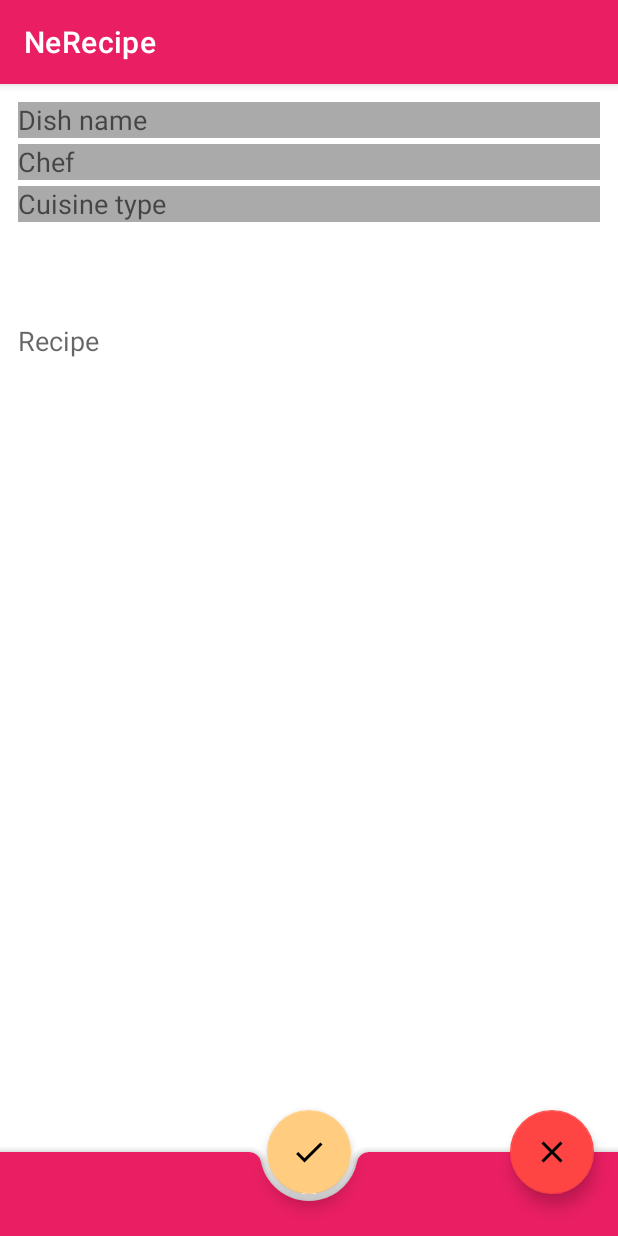
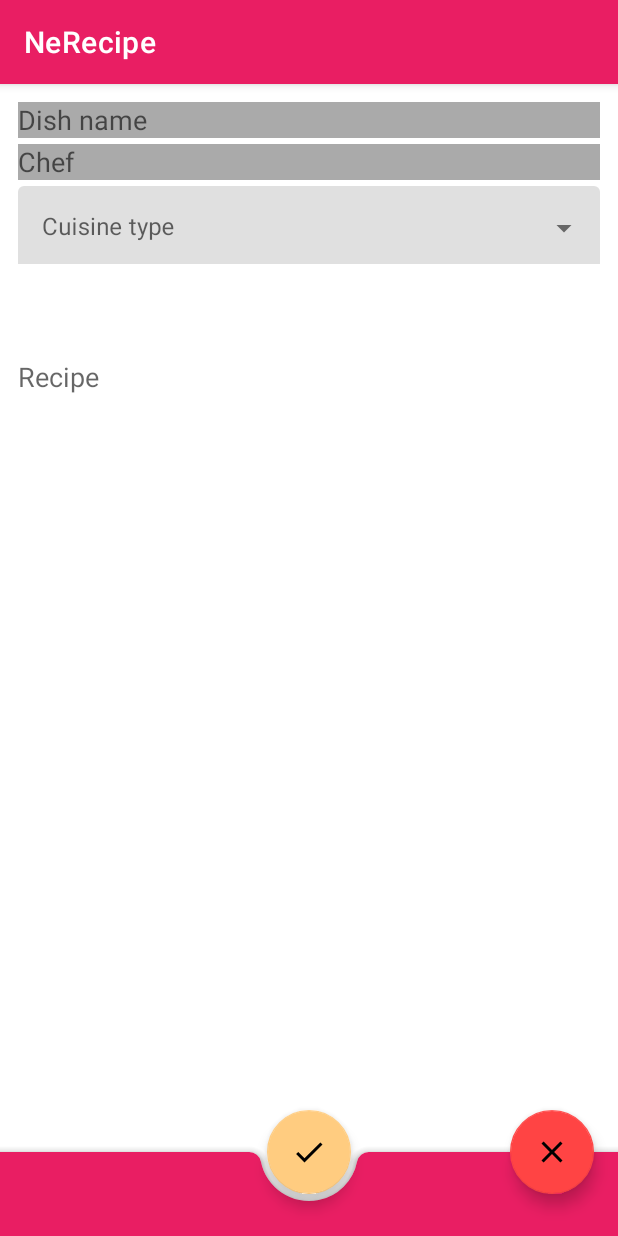
Before and after one commit to smoskovtsev/NeRecipe, an Android app: the fragment RecipeDescriptionFragment shown on its own in the app's theme, on a phone screen of 412 x 824 dp. Run offline under Robolectric (Android 15) with nearby library versions, the phone set to English and light mode, and no system bars; 2 statements that could not run were skipped.

Commit message:
Cuisine dropdown menu added

```diff
--- a/app/src/main/java/ru/netology/nerecipe/ui/RecipeDescriptionFragment.kt
+++ b/app/src/main/java/ru/netology/nerecipe/ui/RecipeDescriptionFragment.kt
@@ -3,11 +3,15 @@ package ru.netology.nerecipe.ui
 import android.os.Bundle
 import android.view.LayoutInflater
 import android.view.ViewGroup
+import android.widget.ArrayAdapter
+import android.widget.AutoCompleteTextView
+import androidx.core.view.get
 import androidx.fragment.app.Fragment
 import androidx.fragment.app.setFragmentResult
 import androidx.fragment.app.viewModels
 import androidx.navigation.fragment.findNavController
 import androidx.navigation.fragment.navArgs
+import ru.netology.nerecipe.R
 import ru.netology.nerecipe.databinding.RecipeDescriptionFragmentBinding
 import ru.netology.nerecipe.viewModel.RecipeViewModel
 
@@ -20,6 +24,8 @@ class RecipeDescriptionFragment : Fragment() {
         args.initialRecipe
     }
 
+
+
     override fun onCreateView(
         inflater: LayoutInflater,
         container: ViewGroup?,
@@ -27,12 +33,16 @@ class RecipeDescriptionFragment : Fragment() {
     ) = RecipeDescriptionFragmentBinding.inflate(layoutInflater, container, false).also { binding ->
         binding.editName.setText(initialRecipe?.name)
         binding.editAuthor.setText(initialRecipe?.author)
-        binding.editCategory.setText(initialRecipe?.category)
+        binding.editCategory.editText?.setText(initialRecipe?.category)
         binding.editDescription.setText(initialRecipe?.description)
         binding.editDescription.requestFocus()
         binding.ok.setOnClickListener {
             onOkButtonClicked(binding)
         }
+
+        val items = resources.getStringArray(R.array.cuisine_types)
+        val adapter = ArrayAdapter(requireContext(), R.layout.category_list_item, items)
+        (binding.editCategory.editText as? AutoCompleteTextView)?.setAdapter(adapter)
 
         binding.cancelButton.setOnClickListener {
             findNavController().popBackStack()
@@ -42,7 +52,7 @@ class RecipeDescriptionFragment : Fragment() {
     private fun onOkButtonClicked(binding: RecipeDescriptionFragmentBinding) {
         val textName = binding.editName.text
         val textAuthor = binding.editAuthor.text
-        val textCategory = binding.editCategory.text
+        val textCategory = binding.editCategory.editText?.text
         val textDescription = binding.editDescription.text
         if (!textName.isNullOrBlank() && !textDescription.isNullOrBlank() ) {
             val resultBundle = Bundle(1)
--- /dev/null
+++ b/app/src/main/res/layout/category_list_item.xml
@@ -0,0 +1,9 @@
+<TextView
+    xmlns:android="http://schemas.android.com/apk/res/android"
+    android:layout_width="match_parent"
+    android:layout_height="wrap_content"
+    android:padding="16dp"
+    android:ellipsize="end"
+    android:maxLines="1"
+    android:textAppearance="?attr/textAppearanceSubtitle1"
+    />
--- a/app/src/main/res/layout/recipe_description_fragment.xml
+++ b/app/src/main/res/layout/recipe_description_fragment.xml
@@ -29,16 +29,22 @@
         android:layout_marginTop="28dp"
         />
 
-    <EditText
+    <com.google.android.material.textfield.TextInputLayout
         android:id="@+id/editCategory"
-        android:background="@android:color/darker_gray"
+        style="@style/Widget.MaterialComponents.TextInputLayout.FilledBox.ExposedDropdownMenu"
+        android:layout_width="match_parent"
+        android:layout_height="wrap_content"
         android:layout_marginStart="@dimen/reduced_spacing"
         android:layout_marginEnd="@dimen/reduced_spacing"
-        android:hint="@string/edit_cuisine_type"
+        android:layout_marginTop="56dp"
+        android:hint="@string/edit_cuisine_type">
+
+    <AutoCompleteTextView
         android:layout_width="match_parent"
-        android:layout_height="24dp"
-        android:layout_marginTop="56dp"
+        android:layout_height="wrap_content"
+        android:inputType="none"
         />
+    </com.google.android.material.textfield.TextInputLayout>
 
     <EditText
         android:id="@+id/editDescription"
@@ -51,7 +57,7 @@
         android:layout_height="150dp"
         android:nestedScrollingEnabled="true"
         android:inputType="textMultiLine"
-        android:layout_marginTop="84dp"
+        android:layout_marginTop="108dp"
         />
 
     <com.google.android.material.bottomappbar.BottomAppBar
--- a/app/src/main/res/values/strings.xml
+++ b/app/src/main/res/values/strings.xml
@@ -18,4 +18,16 @@
     <string name="home">Home</string>
     <string name="search">Search</string>
     <string name="favorites">Favorites</string>
+
+    <string-array name="cuisine_types">
+        <item>@string/asian_cuisine</item>
+        <item>@string/italian_cuisine</item>
+        <item>@string/russian_cuisine</item>
+        <item>@string/other_cuisine</item>
+    </string-array>
+
+    <string name="asian_cuisine">Asian</string>
+    <string name="italian_cuisine">Italian</string>
+    <string name="russian_cuisine">Russian</string>
+    <string name="other_cuisine">Other</string>
 </resources>
```
Also changed, not shown: 1 other file.
